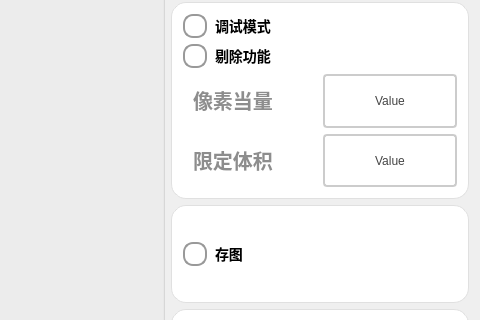
First picture: the form in XiuWenZhiZHuShouSolution/ui/XiuWenZhiZHuShou.ui, repository WIND-ROAD-RUN/XiuWenZhiZhuShou, before the edit; both pictures show x 554 to 1034 and y 165 to 485 of the 1034 by 885 pixel window.
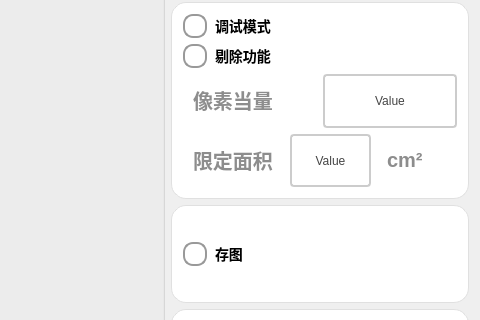
Second picture: the form after the edit. Icons and pictures are not drawn.

Commit message: 修改存图

The edit to the form file:
```diff
--- a/XiuWenZhiZHuShouSolution/ui/XiuWenZhiZHuShou.ui
+++ b/XiuWenZhiZHuShouSolution/ui/XiuWenZhiZHuShou.ui
@@ -444,7 +444,7 @@
     }</string>
                </property>
                <property name="text">
-                <string>限定体积</string>
+                <string>限定面积</string>
                </property>
               </widget>
              </item>
@@ -480,6 +480,22 @@
                </property>
               </widget>
              </item>
+             <item>
+              <widget class="QLabel" name="label_3">
+               <property name="styleSheet">
+                <string notr="true">QLabel {
+       font-size: 20px;        
+       font-weight: bold;        
+       color:  rgb(141, 141, 141);       
+       padding: 5px 5px;     
+       border-bottom: 2px solid #cccccc; 
+    }</string>
+               </property>
+               <property name="text">
+                <string>cm²</string>
+               </property>
+              </widget>
+             </item>
             </layout>
            </item>
           </layout>
```
The commit also changes 2 other files.
